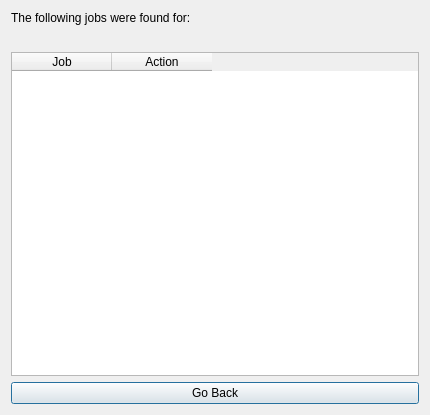
Above: src/user_interfaces/jobs.ui from Nicholas-C-Brown/COSC419F-Project before the change. Below: the same form after it.
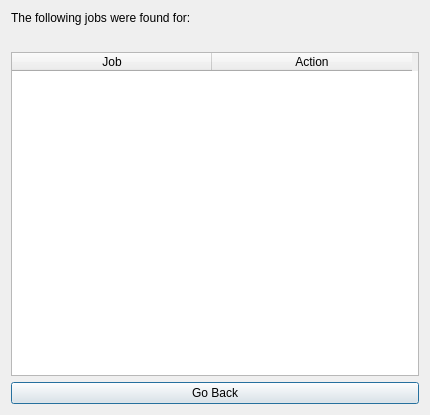
That is the form after the change.

Commit message: fix(ui): Fix jobs list

Patch:
```diff
--- a/src/user_interfaces/jobs.ui
+++ b/src/user_interfaces/jobs.ui
@@ -41,6 +41,12 @@
        <verstretch>0</verstretch>
       </sizepolicy>
      </property>
+     <attribute name="horizontalHeaderCascadingSectionResizes">
+      <bool>false</bool>
+     </attribute>
+     <attribute name="horizontalHeaderDefaultSectionSize">
+      <number>200</number>
+     </attribute>
      <column>
       <property name="text">
        <string>Job</string>
```
The commit also changes 2 other files.
